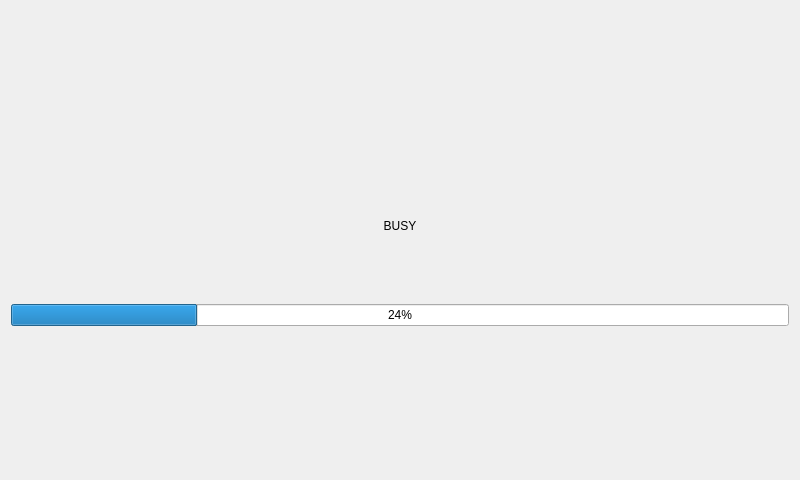
Qt form src/ui/busywidget.ui (niktischenko/someplayer) before a commit.
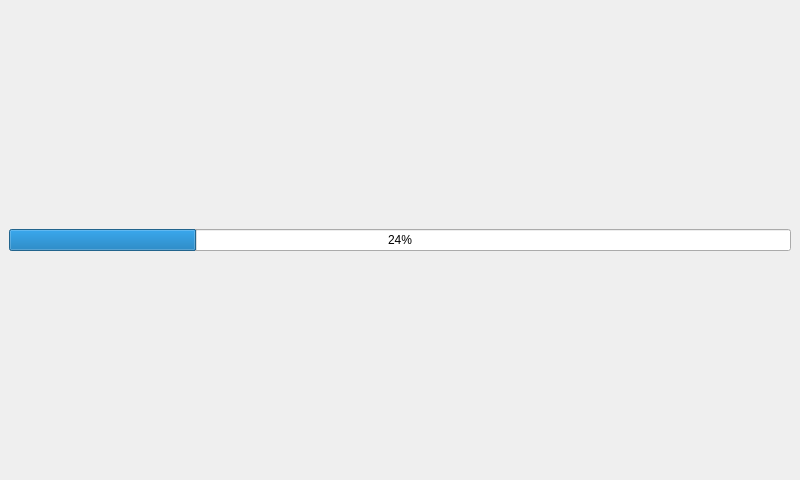
The same form after that commit.

The edit to the form file:
```diff
--- a/src/ui/busywidget.ui
+++ b/src/ui/busywidget.ui
@@ -13,56 +13,29 @@
   <property name="windowTitle">
    <string>Form</string>
   </property>
-    <layout class="QGridLayout" name="gridLayout">
-   <item row="1" column="0">
-    <widget class="QLabel" name="label">
-     <property name="sizePolicy">
-      <sizepolicy hsizetype="Preferred" vsizetype="Expanding">
-       <horstretch>0</horstretch>
-       <verstretch>0</verstretch>
-      </sizepolicy>
-     </property>
-     <property name="text">
-      <string>BUSY</string>
-     </property>
-     <property name="alignment">
-      <set>Qt::AlignCenter</set>
-     </property>
-    </widget>
-   </item>
-   <item row="2" column="0">
+  <layout class="QGridLayout" name="gridLayout">
+   <property name="leftMargin">
+    <number>9</number>
+   </property>
+   <property name="topMargin">
+    <number>0</number>
+   </property>
+   <property name="rightMargin">
+    <number>9</number>
+   </property>
+   <property name="bottomMargin">
+    <number>0</number>
+   </property>
+   <property name="spacing">
+    <number>0</number>
+   </property>
+   <item row="0" column="0">
     <widget class="QProgressBar" name="progressBar">
      <property name="value">
       <number>24</number>
      </property>
     </widget>
    </item>
-   <item row="0" column="0">
-    <spacer name="verticalSpacer_2">
-     <property name="orientation">
-      <enum>Qt::Vertical</enum>
-     </property>
-     <property name="sizeHint" stdset="0">
-      <size>
-       <width>20</width>
-       <height>40</height>
-      </size>
-     </property>
-    </spacer>
-   </item>
-   <item row="3" column="0">
-    <spacer name="verticalSpacer_3">
-     <property name="orientation">
-      <enum>Qt::Vertical</enum>
-     </property>
-     <property name="sizeHint" stdset="0">
-      <size>
-       <width>20</width>
-       <height>40</height>
-      </size>
-     </property>
-    </spacer>
-   </item>
   </layout>
  </widget>
  <resources/>
```
Left out of the diff: 2 changed lines with no effect on the pictures.
